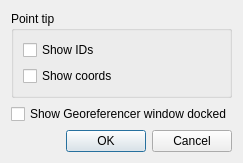
The window that qgis/src/plugins/georeferencer/qgsgeorefconfigdialogbase.ui (sourcepole/qgis) describes before a commit, drawn with Qt 5.
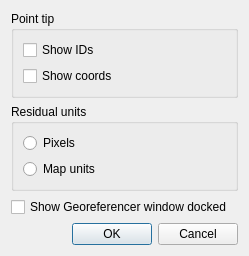
The same window after the commit.

Commit message: [FEATURE] georeferencer: possibility to configure if residuals should be showed in pixels or map units

The edit to the form file:
```diff
--- a/qgis/src/plugins/georeferencer/qgsgeorefconfigdialogbase.ui
+++ b/qgis/src/plugins/georeferencer/qgsgeorefconfigdialogbase.ui
@@ -6,8 +6,8 @@
    <rect>
     <x>0</x>
     <y>0</y>
-    <width>219</width>
-    <height>162</height>
+    <width>249</width>
+    <height>249</height>
    </rect>
   </property>
   <property name="windowTitle">
@@ -37,14 +37,14 @@
      </layout>
     </widget>
    </item>
-   <item row="1" column="0">
+   <item row="2" column="0">
     <widget class="QCheckBox" name="mShowDockedCheckBox">
      <property name="text">
       <string>Show Georeferencer window docked</string>
      </property>
     </widget>
    </item>
-   <item row="2" column="0">
+   <item row="3" column="0">
     <widget class="QDialogButtonBox" name="buttonBox">
      <property name="orientation">
       <enum>Qt::Horizontal</enum>
@@ -54,6 +54,29 @@
      </property>
     </widget>
    </item>
+   <item row="1" column="0">
+    <widget class="QGroupBox" name="mResidualUnitsGroupBox">
+     <property name="title">
+      <string>Residual units</string>
+     </property>
+     <layout class="QGridLayout" name="gridLayout_3">
+      <item row="0" column="0">
+       <widget class="QRadioButton" name="mPixelsButton">
+        <property name="text">
+         <string>Pixels</string>
+        </property>
+       </widget>
+      </item>
+      <item row="1" column="0">
+       <widget class="QRadioButton" name="mMapUnitsButton">
+        <property name="text">
+         <string>Map units</string>
+        </property>
+       </widget>
+      </item>
+     </layout>
+    </widget>
+   </item>
   </layout>
  </widget>
  <resources/>
```
The commit also changes 3 other files.
